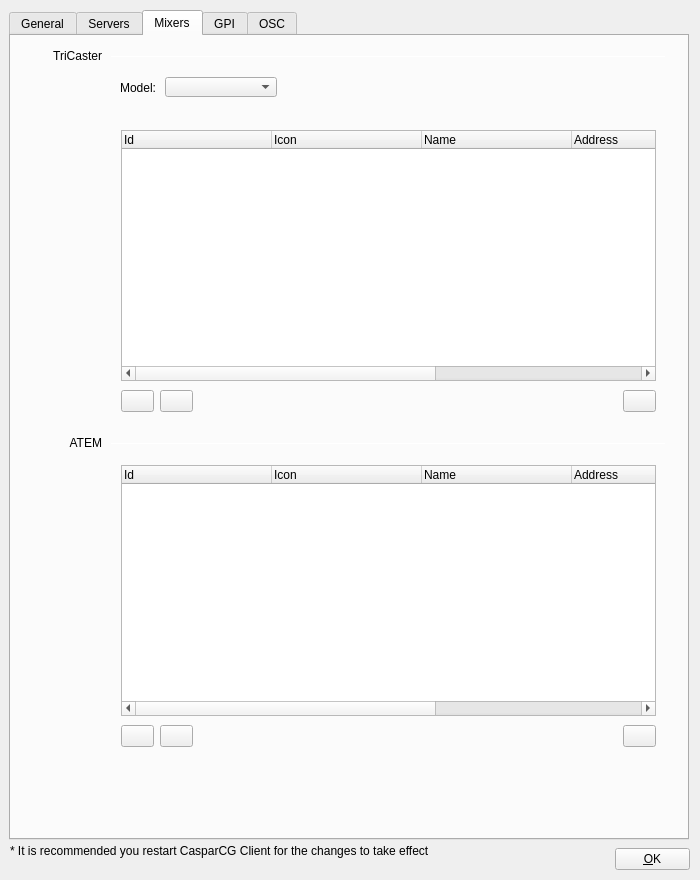
The window that src/Widgets/SettingsDialog.ui (CasparCG/client) describes before a commit, drawn with Qt 5.
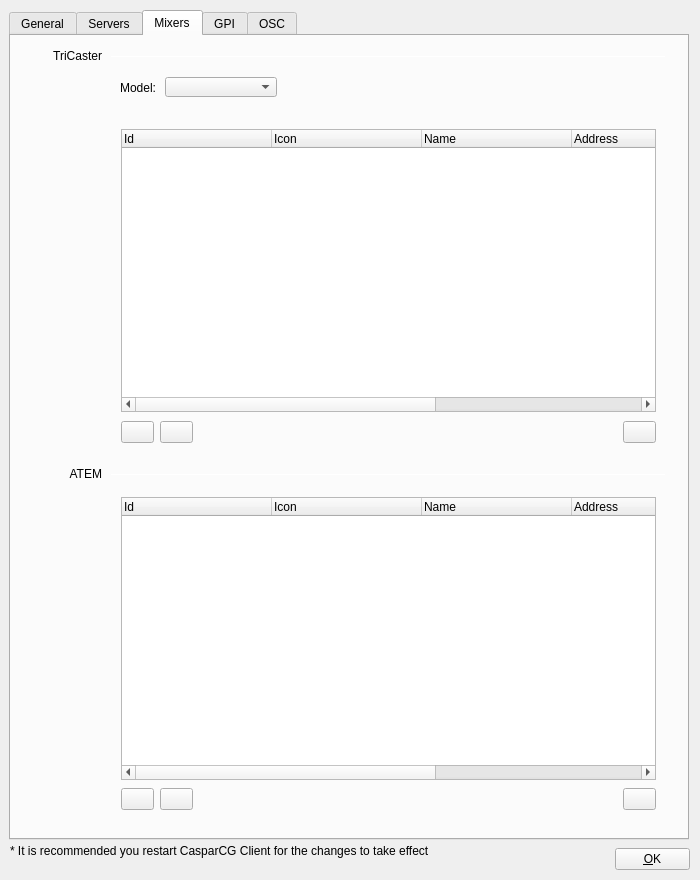
The same window after the commit. The open tabs and pages were chosen to show the change.

Patch:
```diff
--- a/src/Widgets/SettingsDialog.ui
+++ b/src/Widgets/SettingsDialog.ui
@@ -850,7 +850,7 @@
      <property name="geometry">
       <rect>
        <x>110</x>
-       <y>354</y>
+       <y>385</y>
        <width>33</width>
        <height>22</height>
       </rect>
@@ -875,9 +875,9 @@
      <property name="geometry">
       <rect>
        <x>110</x>
-       <y>94</y>
+       <y>93</y>
        <width>535</width>
-       <height>251</height>
+       <height>283</height>
       </rect>
      </property>
      <property name="rootIsDecorated">
@@ -959,7 +959,7 @@
      <property name="geometry">
       <rect>
        <x>612</x>
-       <y>354</y>
+       <y>385</y>
        <width>33</width>
        <height>22</height>
       </rect>
@@ -1013,7 +1013,7 @@
      <property name="geometry">
       <rect>
        <x>149</x>
-       <y>354</y>
+       <y>385</y>
        <width>33</width>
        <height>22</height>
       </rect>
@@ -1038,7 +1038,7 @@
      <property name="geometry">
       <rect>
        <x>10</x>
-       <y>399</y>
+       <y>430</y>
        <width>81</width>
        <height>16</height>
       </rect>
@@ -1054,9 +1054,9 @@
      <property name="geometry">
       <rect>
        <x>110</x>
-       <y>429</y>
+       <y>461</y>
        <width>535</width>
-       <height>251</height>
+       <height>283</height>
       </rect>
      </property>
      <property name="rootIsDecorated">
@@ -1106,7 +1106,7 @@
      <property name="geometry">
       <rect>
        <x>100</x>
-       <y>407</y>
+       <y>438</y>
        <width>555</width>
        <height>1</height>
       </rect>
@@ -1119,7 +1119,7 @@
      <property name="geometry">
       <rect>
        <x>149</x>
-       <y>689</y>
+       <y>752</y>
        <width>33</width>
        <height>22</height>
       </rect>
@@ -1144,7 +1144,7 @@
      <property name="geometry">
       <rect>
        <x>110</x>
-       <y>689</y>
+       <y>752</y>
        <width>33</width>
        <height>22</height>
       </rect>
@@ -1169,7 +1169,7 @@
      <property name="geometry">
       <rect>
        <x>612</x>
-       <y>689</y>
+       <y>752</y>
        <width>33</width>
        <height>22</height>
       </rect>
```
Left out of the diff: 10 changed lines with no effect on the pictures.
